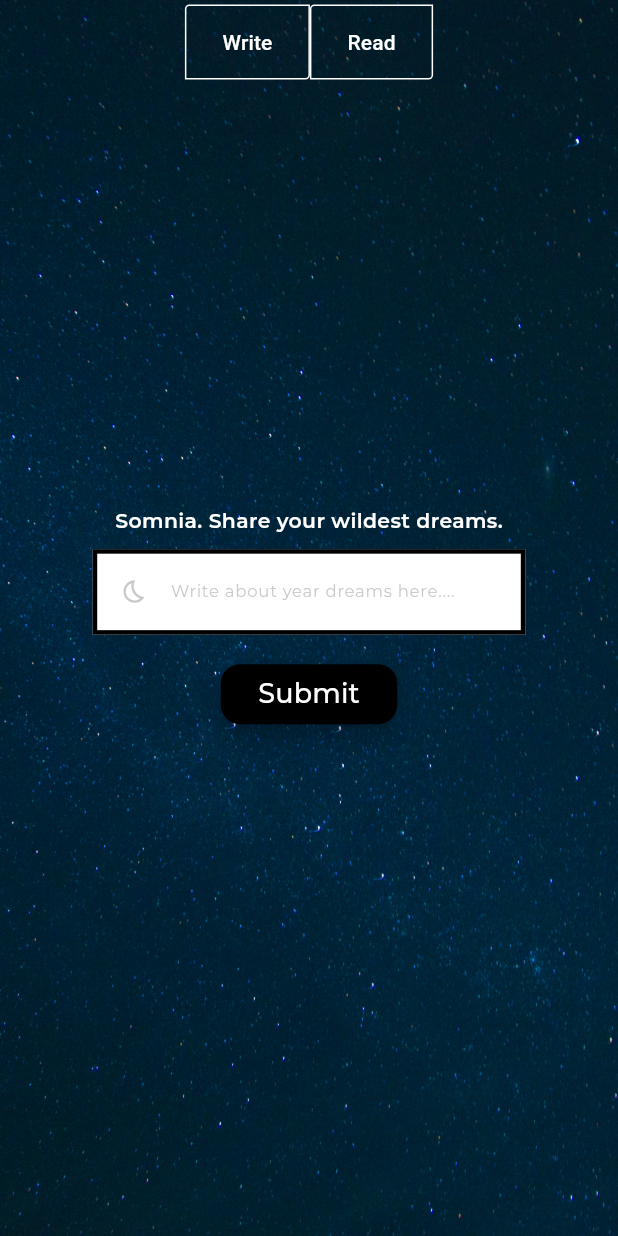
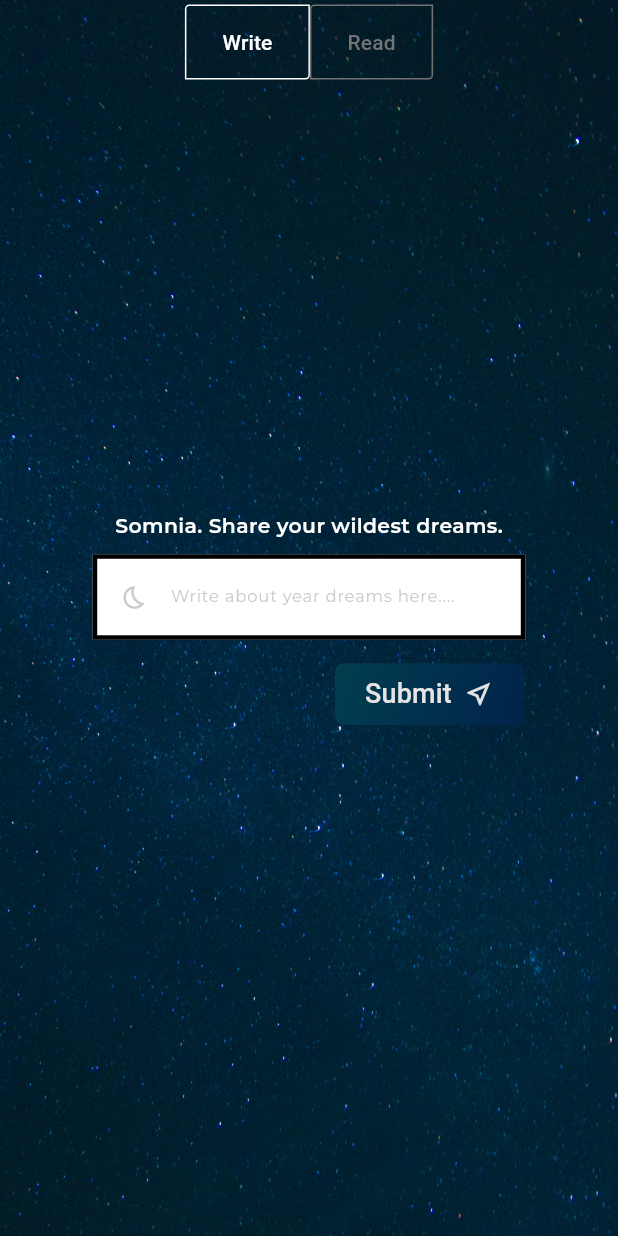
Before and after one commit to GithubAnant/Somnia, a Flutter app: the screen it shows after launch, on a phone screen of 412 x 824 dp. Run offline on Flutter 3.47's test engine with Material 3 defaults, Android fonts, the phone set to English and light mode, and no system bars; Roboto replaces fonts that are missing (Times New Roman); project files that could hold a hidden picture were left out.

Commit message:
buttons - submit, read, write added

```diff
--- a/lib/appbar_button.dart
+++ b/lib/appbar_button.dart
@@ -1,23 +1,29 @@
 import 'package:flutter/material.dart';
+import 'package:somnia/home_page.dart';
 
 class AppBarButton extends StatelessWidget {
-  const AppBarButton({super.key, required this.buttonName});
+  const AppBarButton({super.key, required this.buttonName, required this.buttonColor, required this.destination});
 
   final String buttonName;
+  final Color buttonColor;
+  final Widget destination;
+
 
   @override
   Widget build(BuildContext context) {
     return Container(
       decoration: BoxDecoration(
-        border: Border.all(color: Colors.white),
+        border: Border.all(color: buttonColor),
         borderRadius: BorderRadius.only(topLeft: Radius.circular(3), bottomRight: Radius.circular(3))
       ),
       child: OutlinedButton(
         style: OutlinedButton.styleFrom(
           side: BorderSide(color: Colors.transparent)
         ),
-        onPressed: () {},
-        child: Text(buttonName, style: TextStyle(color: Colors.white)),
+        onPressed: () {
+          Navigator.push(context, MaterialPageRoute(builder: (context) => destination));
+        },
+        child: Text(buttonName, style: TextStyle(color: buttonColor)),
       ),
     );
   }
--- a/lib/home_page.dart
+++ b/lib/home_page.dart
@@ -1,5 +1,6 @@
 import 'package:flutter/material.dart';
 import 'package:somnia/appbar_button.dart';
+import 'package:somnia/read.dart';
 import 'package:somnia/stack.dart';
 
 class Background extends StatefulWidget {
@@ -11,6 +12,10 @@ class Background extends StatefulWidget {
 
 class _BackgroundState extends State<Background> {
   bool activeButtonWrite = true;
+
+  Color activeButtonColor = Colors.white;
+  Color inActiveButtonColor = const Color.fromARGB(255, 115, 115, 115);
+
   void nothing() {}
 
   @override
@@ -23,8 +28,8 @@ class _BackgroundState extends State<Background> {
         title: Row(
           mainAxisSize: MainAxisSize.min,
           children: [
-            AppBarButton(buttonName: 'Write'),
-            AppBarButton(buttonName: 'Read'),
+            AppBarButton(buttonName: 'Write',buttonColor: activeButtonColor,destination: Background(),),
+            AppBarButton(buttonName: 'Read',buttonColor: inActiveButtonColor, destination: Read(),),
           ],
         ),
         centerTitle: true,
--- /dev/null
+++ b/lib/read.dart
@@ -0,0 +1,15 @@
+import 'package:flutter/material.dart';
+
+class Read extends StatefulWidget {
+  const Read({super.key});
+
+  @override
+  State<Read> createState() => _ReadState();
+}
+
+class _ReadState extends State<Read> {
+  @override
+  Widget build(BuildContext context) {
+    return const Placeholder();
+  }
+}
--- a/lib/stack.dart
+++ b/lib/stack.dart
@@ -1,10 +1,11 @@
 import 'package:flutter/material.dart';
+import 'package:somnia/submit_button.dart';
 import 'package:somnia/text_field.dart';
 
 class StackSomnia extends StatelessWidget {
   const StackSomnia({super.key});
 
-  void nothing () {}
+  void nothing() {}
 
   @override
   Widget build(BuildContext context) {
@@ -21,6 +22,7 @@ class StackSomnia extends StatelessWidget {
           child: Column(
             mainAxisAlignment: MainAxisAlignment.center,
             children: [
+              // HERO TEXT
               Text(
                 'Somnia. Share your wildest dreams.',
                 style: TextStyle(
@@ -31,42 +33,25 @@ class StackSomnia extends StatelessWidget {
                 ),
               ),
 
+              // gap
               SizedBox(height: MediaQuery.of(context).size.height * 0.012),
 
+              // TEXT FIELD
               SizedBox(
                 width: MediaQuery.of(context).size.width * 0.7,
                 child: TextFieldSomnia(),
               ),
 
+              // gap
               SizedBox(height: MediaQuery.of(context).size.height * 0.019),
 
-            ElevatedButton(onPressed: nothing,
-              style: ElevatedButton.styleFrom(
-                backgroundColor: const Color.fromARGB(255, 0, 0, 0),
-                foregroundColor: Colors.white,
-                elevation: 6,
-                shape: RoundedRectangleBorder(
-                  borderRadius: BorderRadius.all(Radius.circular(13),
-                  )
-                )
-              ),
-            child: Padding(
-              padding: const EdgeInsets.symmetric(horizontal: 1.0, vertical: 7),
-              child: Text(
-                'Submit',
-                style: TextStyle(
-                  fontSize: 18,
-                  fontFamily: 'MontSerrat'
-                ),
-                ),
-            ),
-            )
 
+              // Submit Button
+              SubmitButton()
             ],
           ),
         ),
       ],
     );
-
   }
 }
--- /dev/null
+++ b/lib/submit_button.dart
@@ -0,0 +1,65 @@
+import 'package:flutter/material.dart';
+
+class SubmitButton extends StatelessWidget {
+  const SubmitButton({super.key});
+
+  void nothing() {}
+
+  final double radiusButton = 6;
+  final Color buttonColor = const Color.fromARGB(255, 229, 227, 227);
+
+  @override
+  Widget build(BuildContext context) {
+    return Container(
+      width: MediaQuery.of(context).size.width * 0.695,
+      height: MediaQuery.of(context).size.height * 0.05,
+      alignment: Alignment.centerRight, // Align button to the right
+
+      child: Container(
+        decoration: BoxDecoration(
+gradient: LinearGradient(
+  colors: [Color.fromARGB(255, 1, 62, 79), Color.fromARGB(255, 1, 35, 75)],
+  begin: Alignment.topLeft,
+  end: Alignment.bottomRight,
+)
+
+,
+          borderRadius: BorderRadius.circular(
+            radiusButton,
+          ), // match the radius of button and container
+        ),
+
+        // BUTTON
+        child: TextButton(
+          onPressed: nothing,
+          style: TextButton.styleFrom(
+            padding: EdgeInsets.symmetric(horizontal: 20),
+            shape: RoundedRectangleBorder(
+              borderRadius: BorderRadius.circular(radiusButton),
+            ),
+          ),
+          child: Row(
+            mainAxisSize: MainAxisSize.min,
+            children: [
+              Padding(
+                padding: const EdgeInsets.only(top: 5, bottom: 5, right: 8),
+                child: Text(
+                  'Submit',
+                  style: TextStyle(
+                    color: buttonColor ,
+                    fontSize: 18,
+                    fontFamily: 'Times New Roman',
+                  ),
+                ),
+              ),
+              Icon(
+                Icons.near_me_outlined,
+                color: buttonColor,
+                size: 20,),
+            ],
+          ),
+        ),
+      ),
+    );
+  }
+}
```
Lines whose indentation alone changed are shown as unchanged.
